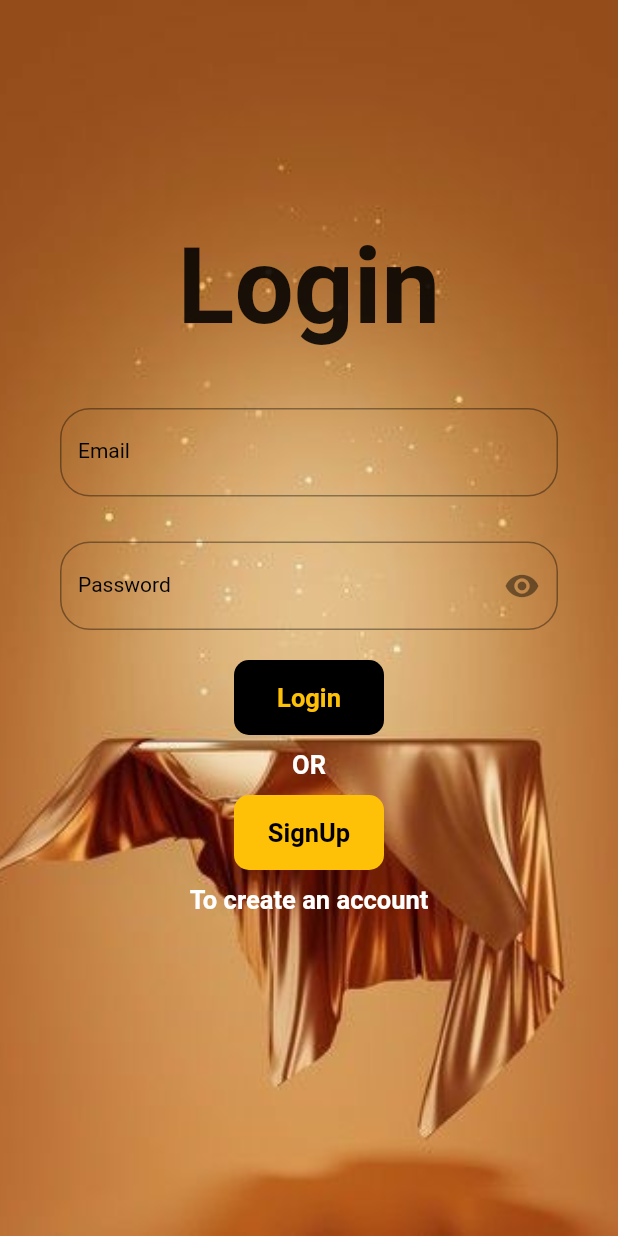
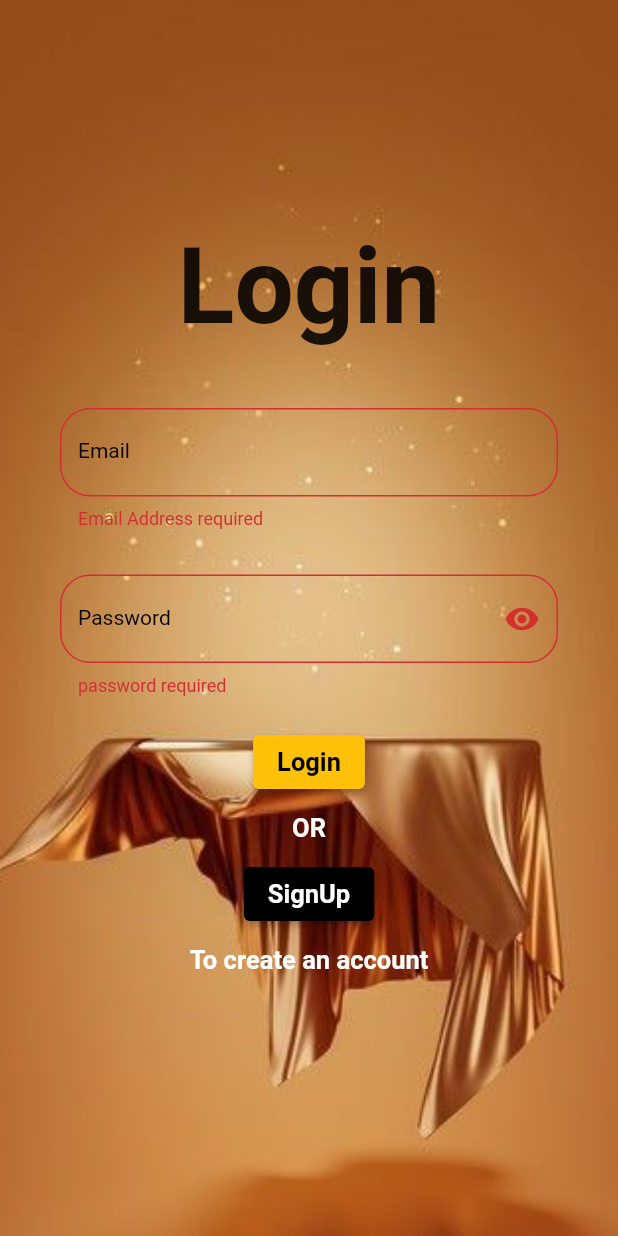
Before and after one commit to edithNakimbugwe/my_flutter_journey, a Flutter app: the LoginPage screen opened directly, after a tap on "Login", on a phone screen of 412 x 824 dp. Run offline on Flutter 3.47's test engine with Material 2 defaults, Android fonts, the phone set to English and light mode, and no system bars; our stand-ins replace firebase_auth, firebase_core, get; accounts and stored records are empty.

Commit message:
firebase auth added

```diff
--- a/lib/controllers/all_controllers.dart
+++ /dev/null
@@ -1,22 +0,0 @@
-import 'package:flutter/material.dart';
-import 'package:get/get.dart';
-
-class MyControllers extends GetxController {
-  final eControl = TextEditingController();
-  final pControl = TextEditingController();
-  final GlobalKey<FormState> formKey = GlobalKey<FormState>();
-
-  String? validateEmail(String? email) {
-    if (email == '' || email == null) {
-      return 'Email Address required';
-    }
-    return null;
-  }
-
-  String? validatePassword(String? password) {
-    if (password == '' || password == null) {
-      return 'password required';
-    }
-    return null;
-  }
-}
--- /dev/null
+++ b/lib/controllers/login_controllers.dart
@@ -0,0 +1,32 @@
+import 'package:flutter/widgets.dart';
+import 'package:get/get.dart';
+import 'package:pro_1/services/firebase_service.dart';
+
+class LoginController extends GetxController {
+  final AuthController _authController = Get.find();
+
+  final emailControl = TextEditingController();
+  final passwordControl = TextEditingController();
+
+  final GlobalKey<FormState> loginFormKey = GlobalKey<FormState>();
+
+  String? validateEmail(String? email) {
+    if (email == '' || email == null) {
+      return 'Email Address required';
+    }
+    return null;
+  }
+
+  String? validatePassword(String? password) {
+    if (password == '' || password == null) {
+      return 'password required';
+    }
+    return null;
+  }
+
+  void login() {
+    String email = emailControl.text.trim();
+    String password = passwordControl.text.trim();
+    _authController.logInUser(email, password);
+  }
+}
--- /dev/null
+++ b/lib/controllers/signup_controllers.dart
@@ -0,0 +1,49 @@
+import 'package:flutter/widgets.dart';
+import 'package:get/get.dart';
+import 'package:pro_1/services/firebase_service.dart';
+
+class SignUpControllers extends GetxController {
+  final AuthController _authController = Get.find();
+  final TextEditingController emailControl = TextEditingController();
+  final TextEditingController passwordControl = TextEditingController();
+  final cPasswordControl = TextEditingController();
+  final nameControl = TextEditingController();
+  final name2Control = TextEditingController();
+  final dateControl = TextEditingController();
+
+  final GlobalKey<FormState> signUpFormKey = GlobalKey<FormState>();
+
+  String? validateEmail(String? email) {
+    if (email == '' || email == null) {
+      return 'Email Address required';
+    }
+    return null;
+  }
+
+  String? validatePassword(String? password) {
+    if (password == '' || password == null) {
+      return 'password required';
+    }
+    return null;
+  }
+
+  String? validateName(String? name) {
+    if (name == '' || name == null) {
+      return 'Enter name';
+    }
+    return null;
+  }
+
+  String? validateDate(String? date) {
+    if (date == '' || date == null) {
+      return 'Date required';
+    }
+    return null;
+  }
+
+  void registerUser() {
+    String email = emailControl.text.trim();
+    String password = passwordControl.text.trim();
+    _authController.signUpUser(email, password);
+  }
+}
--- a/lib/views/home_view.dart
+++ b/lib/views/home_view.dart
@@ -1,65 +1,31 @@
 import 'package:flutter/material.dart';
-import 'package:get/get.dart';
-import 'package:pro_1/views/login1_view.dart';
-import 'package:pro_1/views/signup_page.dart';
-import '../widgets/buttonWgts.dart';
-import '../widgets/text_wgt.dart';
+import 'package:get/get_instance/src/extension_instance.dart';
+import 'package:get/utils.dart';
+import 'package:pro_1/controllers/logout_controllers.dart';
+import 'package:pro_1/widgets/text_wgt.dart';
 
-class LoginPage extends StatelessWidget {
-  const LoginPage({super.key});
+class HomePage extends StatelessWidget {
+  const HomePage({super.key});
 
   @override
   Widget build(BuildContext context) {
+    final LogOutController logoutController = Get.put(LogOutController());
+
     return Scaffold(
-      body: Container(
-        decoration: const BoxDecoration(
-            image: DecorationImage(
-          image: AssetImage('assets/images/wall2.jpg'),
-          fit: BoxFit.cover,
-        )),
-        child: ListView(
-          children: [
-            Center(
-              child: Column(
-                mainAxisAlignment: MainAxisAlignment.center,
-                children: [
-                  const SizedBox(
-                    height: 600,
-                  ),
-                  const SizedBox(
-                    height: 15,
-                  ),
-                  MyButtonWidget(
-                    text: MyTextWidget(
-                      text: 'Login',
-                      isHeading: true,
-                      colors: Colors.black,
-                    ),
-                    function: () {
-                      Get.to(() => const HomePage());
-                    },
-                    color: Colors.amber,
-                  ),
-                  const SizedBox(
-                    height: 15,
-                  ),
-                  MyButtonWidget(
-                    text: MyTextWidget(
-                      text: 'SignUp',
-                      isHeading: true,
-                      colors: Colors.white,
-                    ),
-                    function: () {
-                      Get.to(() => const SignUpPage());
-                    },
-                    color: Colors.black,
-                  ),
-                ],
-              ),
-            ),
-          ],
-        ),
-      ),
+      body: Center(
+          child: Column(
+        mainAxisAlignment: MainAxisAlignment.spaceEvenly,
+        children: [
+          MyTextWidget(
+            text: "welcome Guys!",
+          ),
+          ElevatedButton(
+              onPressed: () {
+                logoutController.logout();
+              },
+              child: MyTextWidget(text: 'Logout'))
+        ],
+      )),
     );
   }
 }
--- a/lib/views/login1_view.dart
+++ b/lib/views/login1_view.dart
@@ -1,17 +1,18 @@
 import 'package:flutter/material.dart';
 import 'package:get/get.dart';
-import 'package:pro_1/views/signup_page.dart';
+import 'package:pro_1/controllers/login_controllers.dart';
+import 'package:pro_1/views/SignUp.dart';
+import 'package:pro_1/views/home_view.dart';
 import 'package:pro_1/widgets/text_wgt.dart';
-import '../controllers/all_controllers.dart';
-import '../widgets/buttonWgts.dart';
 import '../widgets/textFormField.dart';
 
-class HomePage extends StatelessWidget {
-  const HomePage({super.key});
+class LoginPage extends StatelessWidget {
+  const LoginPage({super.key});
 
   @override
   Widget build(BuildContext context) {
-    final MyControllers controller = Get.put(MyControllers());
+    final LoginController loginController = Get.put(LoginController());
+
     return Scaffold(
         body: Container(
             decoration: const BoxDecoration(
@@ -39,52 +40,43 @@ class HomePage extends StatelessWidget {
                       height: 40,
                     ),
                     Form(
-                        key: controller.formKey,
+                        key: loginController.loginFormKey,
                         child: Center(
                           child: Column(
                             children: [
                               MyTextFormFieldWidget(
-                                  validation: controller.validateEmail,
+                                  validation: loginController.validateEmail,
                                   text: MyTextWidget(text: 'Email'),
-                                  control: controller.eControl,
+                                  control: loginController.emailControl,
                                   hint: 'fungfang@gmail.com'),
                               const SizedBox(
                                 height: 20,
                               ),
                               MyTextFormFieldWidget(
-                                validation: controller.validatePassword,
+                                validation: loginController.validatePassword,
                                 text: MyTextWidget(text: 'Password'),
-                                control: controller.pControl,
+                                control: loginController.passwordControl,
                                 hint: '****************',
                                 isPassword: true,
                               ),
                               const SizedBox(
                                 height: 10,
                               ),
-                              MyButtonWidget(
-                                text: MyTextWidget(
+                              ElevatedButton(
+                                style: ButtonStyle(
+                                    backgroundColor:
+                                        MaterialStateProperty.all<Color>(
+                                            Colors.amber)),
+                                onPressed: () {
+                                  if (loginController.loginFormKey.currentState!
+                                      .validate()) {
+                                    loginController.login();
+                                  }
+                                },
+                                child: MyTextWidget(
                                   text: 'Login',
                                   isHeading: true,
-                                  colors: Colors.amber,
                                 ),
-                                function: () {
-                                  if (controller.formKey.currentState!
-                                      .validate()) {
-                                    Get.offAll(() => const SignUpPage());
-                                    Get.snackbar(
-                                      'Great!',
-                                      'your login was successful......',
-                                      snackPosition: SnackPosition.TOP,
-                                      isDismissible: true,
-                                      dismissDirection:
-                                          DismissDirection.horizontal,
-                                      duration: const Duration(seconds: 3),
-                                      colorText: Colors.black,
-                                      backgroundColor: Colors.amber,
-                                    );
-                                  }
-                                },
-                                color: Colors.black,
                               ),
                               const SizedBox(
                                 height: 10,
@@ -97,17 +89,20 @@ class HomePage extends StatelessWidget {
                               const SizedBox(
                                 height: 10,
                               ),
-                              MyButtonWidget(
-                                text: MyTextWidget(
-                                  text: 'SignUp',
-                                  isHeading: true,
-                                  colors: Colors.black,
-                                ),
-                                function: () {
-                                  Get.offAll(() => const SignUpPage());
-                                },
-                                color: Colors.amber,
-                              ),
+                              ElevatedButton(
+                                  onPressed: () {
+                                    Get.to(() => const SignUpPage());
+                                  },
+                                  style: ButtonStyle(
+                                    backgroundColor:
+                                        MaterialStateProperty.all<Color>(
+                                            Colors.black),
+                                  ),
+                                  child: MyTextWidget(
+                                    text: 'SignUp',
+                                    isHeading: true,
+                                    colors: Colors.white,
+                                  )),
                               const SizedBox(
                                 height: 10,
                               ),
--- a/lib/widgets/buttonWgts.dart
+++ /dev/null
@@ -1,35 +0,0 @@
-import 'package:flutter/material.dart';
-import 'package:pro_1/widgets/text_wgt.dart';
-
-class MyButtonWidget extends StatelessWidget {
-  MyButtonWidget({
-    super.key,
-    this.color = Colors.black,
-    required this.text,
-    required this.function,
-  });
-
-  Color color;
-  final MyTextWidget text;
-  final VoidCallback function;
-
-  @override
-  Widget build(BuildContext context) {
-    return InkWell(
-      onTap: () {
-        function();
-      },
-      child: Container(
-        width: 100,
-        height: 50,
-        decoration: BoxDecoration(
-          color: color,
-          borderRadius: BorderRadius.circular(10),
-        ),
-        child: Center(
-          child: text,
-        ),
-      ),
-    );
-  }
-}
--- a/pubspec.yaml
+++ b/pubspec.yaml
@@ -36,6 +36,8 @@ dependencies:
   # The following adds the Cupertino Icons font to your application.
   # Use with the CupertinoIcons class for iOS style icons.
   cupertino_icons: ^1.0.2
+  firebase_core: ^2.24.2
+  firebase_auth: ^4.16.0
 
 dev_dependencies:
   flutter_test:
```
Also changed, not shown: lib/controllers/logout_controllers.dart (added, +10 -0 lines), lib/main.dart (+14 -3 lines), lib/services/firebase_service.dart (added, +56 -0 lines), lib/views/SignUp.dart (added, +116 -0 lines), lib/views/landing_view.dart (added, +65 -0 lines), lib/views/onboarding/onboarding.dart (added, +119 -0 lines), lib/views/onboarding/onboarding_items.dart (added, +23 -0 lines), lib/views/signup_page.dart (deleted, +0 -16 lines), lib/firebase_options.dart (added), lib/views/my_profile_view.dart (deleted), lib/views/users.dart (deleted), pubspec.lock, 6 other files.
